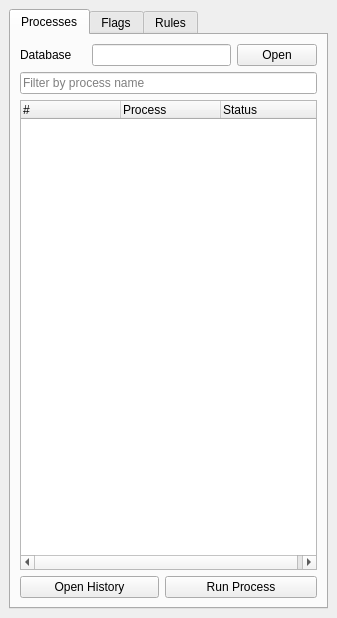
Old version of the form ValidationTools/validation_toolbox.ui in the repository dsgoficial/DsgTools.
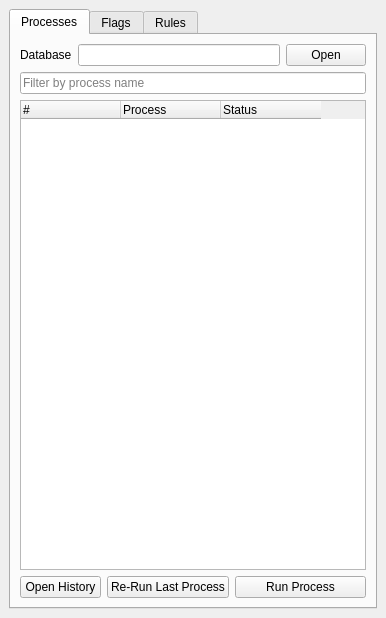
New version of the form. Custom widgets are drawn as their Qt base class.

Commit message: last process attempt

What changed in the file:
```diff
--- a/ValidationTools/validation_toolbox.ui
+++ b/ValidationTools/validation_toolbox.ui
@@ -6,7 +6,7 @@
    <rect>
     <x>0</x>
     <y>0</y>
-    <width>337</width>
+    <width>386</width>
     <height>618</height>
    </rect>
   </property>
@@ -39,10 +39,10 @@
           </property>
          </widget>
         </item>
-        <item row="0" column="1" colspan="2">
+        <item row="0" column="1" colspan="4">
          <widget class="QLineEdit" name="databaseLineEdit"/>
         </item>
-        <item row="2" column="0" colspan="4">
+        <item row="2" column="0" colspan="6">
          <widget class="QTreeWidget" name="processTreeWidget">
           <property name="minimumSize">
            <size>
@@ -73,27 +73,40 @@
           </column>
          </widget>
         </item>
-        <item row="3" column="2" colspan="2">
-         <widget class="QPushButton" name="runButton">
-          <property name="text">
-           <string>Run Process</string>
-          </property>
-         </widget>
-        </item>
-        <item row="0" column="3">
+        <item row="0" column="5">
          <widget class="QPushButton" name="openDbPushButton">
           <property name="text">
            <string>Open</string>
           </property>
          </widget>
         </item>
-        <item row="1" column="0" colspan="4">
+        <item row="1" column="0" colspan="6">
          <widget class="QLineEdit" name="filterLineEdit">
           <property name="placeholderText">
            <string>Filter by process name</string>
           </property>
          </widget>
         </item>
+        <item row="3" column="2">
+         <widget class="QPushButton" name="reRunButton">
+          <property name="text">
+           <string>Re-Run Last Process</string>
+          </property>
+         </widget>
+        </item>
+        <item row="3" column="3" colspan="3">
+         <widget class="QPushButton" name="runButton">
+          <property name="sizePolicy">
+           <sizepolicy hsizetype="MinimumExpanding" vsizetype="Fixed">
+            <horstretch>0</horstretch>
+            <verstretch>0</verstretch>
+           </sizepolicy>
+          </property>
+          <property name="text">
+           <string>Run Process</string>
+          </property>
+         </widget>
+        </item>
        </layout>
       </widget>
       <widget class="QWidget" name="tab_2">
```
The commit also changes 2 other files.
